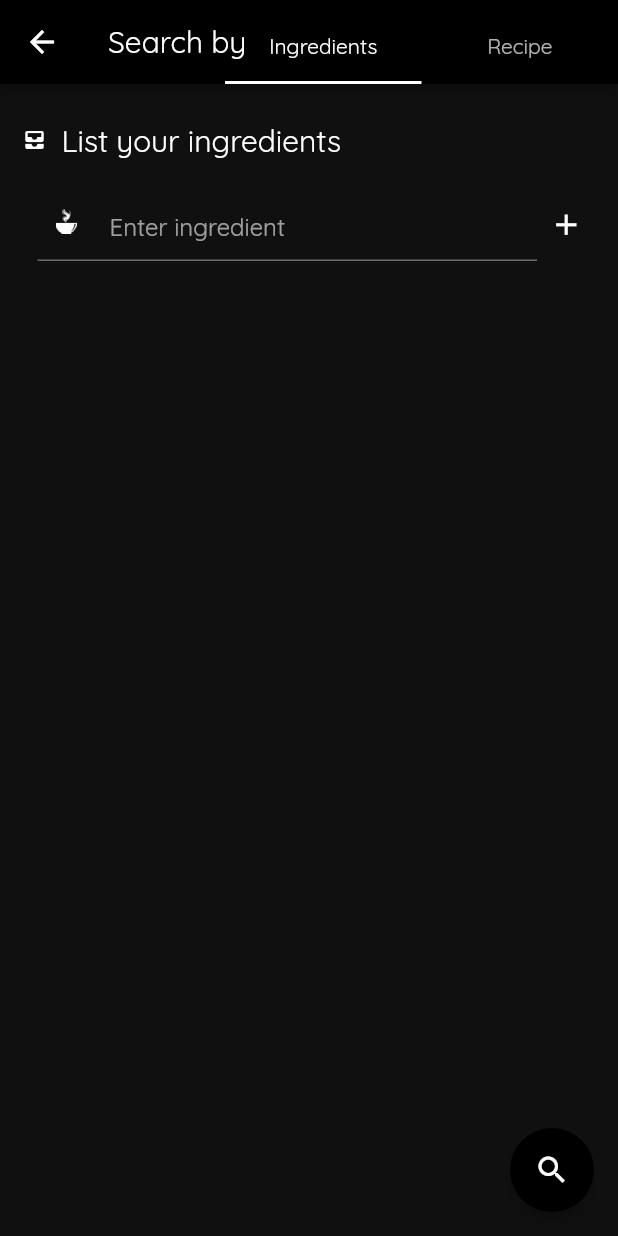
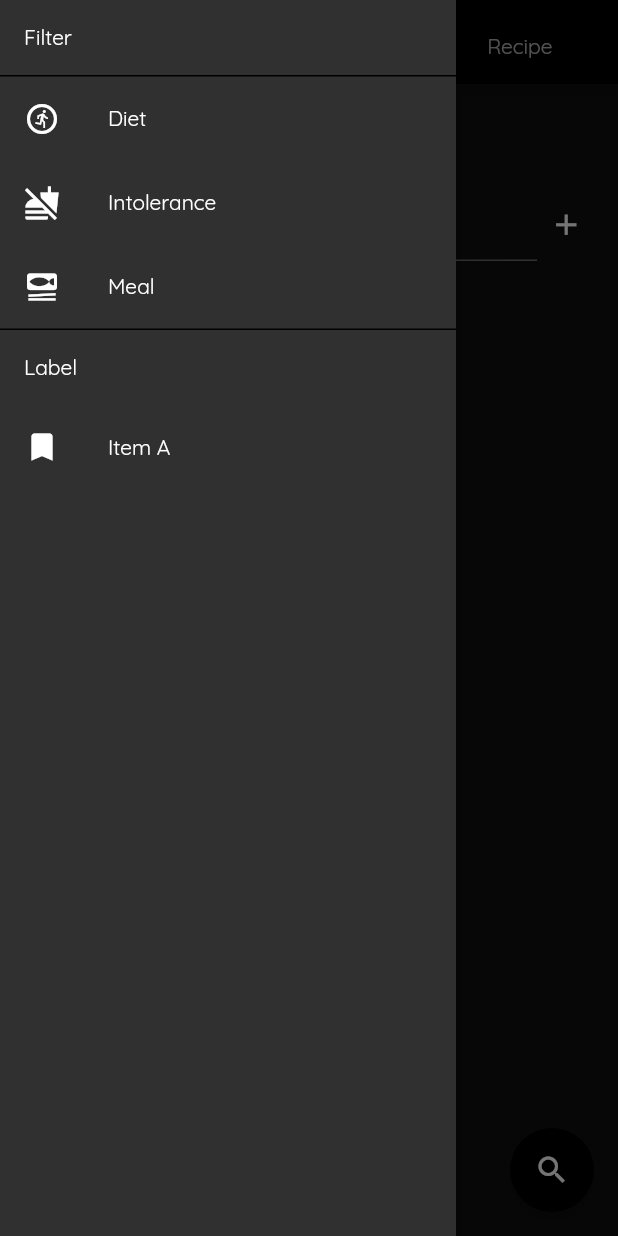
Before and after one commit to imranZMiko/Eten, a Flutter app: the SearchScreen screen opened by its route, with the side drawer open (before the commit the screen has no drawer), on a phone screen of 412 x 824 dp. Run offline on Flutter 3.47's test engine with Material 2 defaults, Android fonts, the phone set to English and light mode, and no system bars; our stand-ins replace cloud_firestore, firebase_auth, firebase_core, firebase_storage, image_picker, shared_preferences; missing offline and left inert: day_night_switcher; accounts and stored records are empty; network calls fail.

```diff
--- a/lib/screens/search_screen.dart
+++ b/lib/screens/search_screen.dart
@@ -31,6 +31,7 @@ class _SearchScreenState extends State<SearchScreen> {
       child: Scaffold(
         backgroundColor: Theme.of(context).backgroundColor,
         appBar: AppBar(
+          automaticallyImplyLeading: false,
           title: Text('Search by  '),
           flexibleSpace: Column(
             mainAxisAlignment: MainAxisAlignment.end,
@@ -59,6 +60,50 @@ class _SearchScreenState extends State<SearchScreen> {
                   ),
                 ],
               )
+            ],
+          ),
+        ),
+        drawer: Drawer(
+          child: ListView(
+            // Important: Remove any padding from the ListView.
+            padding: EdgeInsets.zero,
+            children: <Widget>[
+              Padding(
+                padding: const EdgeInsets.all(16.0),
+                child: Text(
+                  'Filter',
+                ),
+              ),
+              Divider(
+                height: 1,
+                thickness: 1,
+              ),
+              ListTile(
+                leading: Icon(Icons.run_circle_outlined),
+                title: Text('Diet'),
+              ),
+              ListTile(
+                leading: Icon(Icons.no_food),
+                title: Text('Intolerance'),
+              ),
+              ListTile(
+                leading: Icon(Icons.set_meal),
+                title: Text('Meal'),
+              ),
+              Divider(
+                height: 1,
+                thickness: 1,
+              ),
+              Padding(
+                padding: const EdgeInsets.all(16.0),
+                child: Text(
+                  'Label',
+                ),
+              ),
+              ListTile(
+                leading: Icon(Icons.bookmark),
+                title: Text('Item A'),
+              ),
             ],
           ),
         ),
```
Also changed, not shown: lib/widgets/search_results.dart (+28 -2 lines), Assets/Foods/631750.jpg (added), Assets/Foods/635370.jpg (added), Assets/Foods/640349.jpg (added), Assets/Foods/641727.jpg (added), Assets/Foods/651757.jpg (added).
